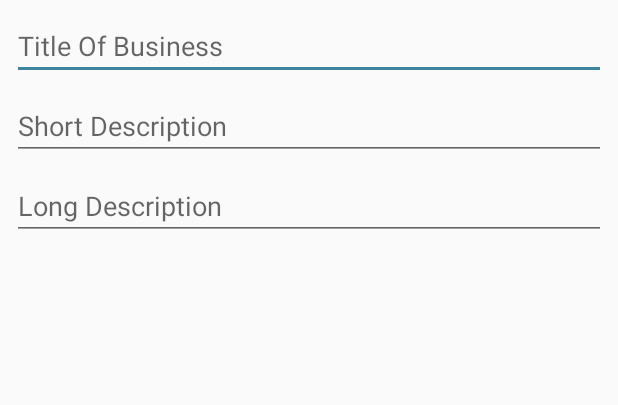
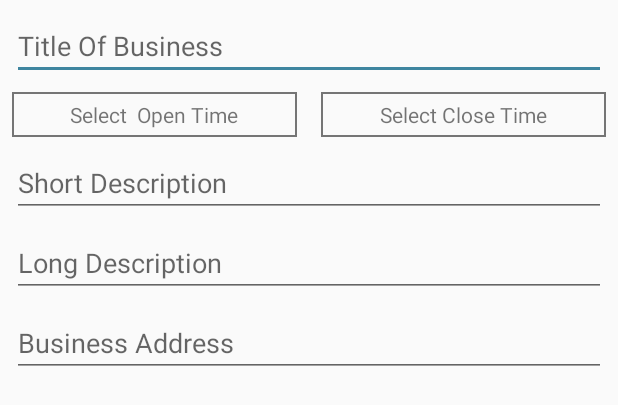
Before and after one commit to Siddharha/BusinessAdmin, an Android app: the layout fragment_business.xml on its own in the app's theme, with its tools: preview values and no code run, on a phone screen of 412 x 824 dp. Shown: the top 405 px of the screen. Run offline under Robolectric (Android 15) with nearby library versions, the phone set to English and light mode, and no system bars.

Commit message:
new Page

```diff
--- /dev/null
+++ b/app/src/main/res/drawable/textview_shape.xml
@@ -0,0 +1,4 @@
+<?xml version="1.0" encoding="utf-8"?>
+<shape xmlns:android="http://schemas.android.com/apk/res/android">
+    <stroke android:color="#757575" android:width="1dp"/>
+</shape>
--- a/app/src/main/res/layout/fragment_business.xml
+++ b/app/src/main/res/layout/fragment_business.xml
@@ -1,9 +1,10 @@
 <?xml version="1.0" encoding="utf-8"?>
 <androidx.constraintlayout.widget.ConstraintLayout xmlns:android="http://schemas.android.com/apk/res/android"
-                                                   xmlns:app="http://schemas.android.com/apk/res-auto" xmlns:tools="http://schemas.android.com/tools"
-             android:layout_width="match_parent"
-             android:layout_height="match_parent"
-             tools:context=".views.BusinessFragment">
+                                                   xmlns:app="http://schemas.android.com/apk/res-auto"
+                                                   xmlns:tools="http://schemas.android.com/tools"
+                                                   android:layout_width="match_parent"
+                                                   android:layout_height="match_parent"
+                                                   tools:context=".views.BusinessFragment">
 
     <EditText
             android:layout_width="0dp"
@@ -20,6 +21,35 @@
             android:layout_marginStart="8dp"
             android:layout_marginRight="8dp"
             android:layout_marginEnd="8dp"/>
+    <TextView
+            android:text="Select  Open Time"
+            android:padding="5dp"
+            android:background="@drawable/textview_shape"
+            android:layout_width="0dp"
+            android:textAlignment="center"
+            android:layout_height="wrap_content"
+            app:layout_constraintStart_toStartOf="parent"
+            android:id="@+id/textView" app:layout_constraintTop_toBottomOf="@+id/etTitle"
+            android:layout_marginTop="8dp" app:layout_constraintEnd_toStartOf="@+id/gd1"
+            android:layout_marginEnd="8dp" android:layout_marginRight="8dp" android:layout_marginLeft="8dp"
+            android:layout_marginStart="8dp"/>
+    <androidx.constraintlayout.widget.Guideline
+            android:layout_width="wrap_content"
+            android:layout_height="wrap_content"
+            android:id="@+id/gd1"
+            app:layout_constraintGuide_percent="0.5"
+            android:orientation="vertical"/>
+    <TextView
+            android:text="Select Close Time"
+            android:textAlignment="center"
+            android:background="@drawable/textview_shape"
+            android:padding="5dp"
+            android:layout_width="0dp"
+            android:layout_height="wrap_content"
+            android:id="@+id/textView3" app:layout_constraintTop_toBottomOf="@+id/etTitle"
+            android:layout_marginTop="8dp" app:layout_constraintEnd_toEndOf="parent" android:layout_marginEnd="8dp"
+            android:layout_marginRight="8dp" app:layout_constraintStart_toStartOf="@+id/gd1"
+            android:layout_marginLeft="8dp" android:layout_marginStart="8dp"/>
     <EditText
             android:layout_width="0dp"
             android:layout_height="wrap_content"
@@ -33,8 +63,23 @@
             android:layout_marginStart="8dp"
             android:layout_marginRight="8dp"
             android:layout_marginEnd="8dp"
-            android:layout_marginTop="8dp"
-            app:layout_constraintTop_toBottomOf="@+id/etTitle"/>
+            app:layout_constraintHorizontal_bias="1.0" android:layout_marginTop="8dp"
+            app:layout_constraintTop_toBottomOf="@+id/textView"/>
+    <EditText
+            android:layout_width="0dp"
+            android:layout_height="wrap_content"
+            android:inputType="textPersonName"
+            android:hint="Business Address"
+            android:ems="10"
+            app:layout_constraintStart_toStartOf="parent"
+            app:layout_constraintEnd_toEndOf="parent"
+            android:id="@+id/etAddress"
+            android:layout_marginLeft="8dp"
+            android:layout_marginStart="8dp"
+            android:layout_marginRight="8dp"
+            android:layout_marginEnd="8dp"
+            app:layout_constraintHorizontal_bias="0.0"
+            android:layout_marginTop="8dp" app:layout_constraintTop_toBottomOf="@+id/etLnDesc"/>
     <EditText
             android:layout_width="0dp"
             android:layout_height="wrap_content"
@@ -48,6 +93,6 @@
             android:layout_marginStart="8dp"
             android:layout_marginRight="8dp"
             android:layout_marginEnd="8dp"
-            android:layout_marginTop="8dp"
+            app:layout_constraintHorizontal_bias="1.0" android:layout_marginTop="8dp"
             app:layout_constraintTop_toBottomOf="@+id/etShDesc"/>
 </androidx.constraintlayout.widget.ConstraintLayout>
--- a/app/src/main/res/layout/toolbar.xml
+++ b/app/src/main/res/layout/toolbar.xml
@@ -3,6 +3,6 @@
         xmlns:android="http://schemas.android.com/apk/res/android"
         android:layout_width="match_parent"
         android:layout_height="wrap_content" xmlns:app="http://schemas.android.com/apk/res-auto"
-        android:background="@color/colorPrimary">
+        android:background="@color/toolbar_color">
 
 </androidx.appcompat.widget.Toolbar>
--- a/app/src/main/res/values/colors.xml
+++ b/app/src/main/res/values/colors.xml
@@ -4,4 +4,5 @@
     <color name="colorPrimary">#404040</color>
     <color name="colorAccent">#3E859F</color>
     <color name="title_color">#2196F3</color>
+    <color name="toolbar_color">#E7E7E7</color>
 </resources>
```
